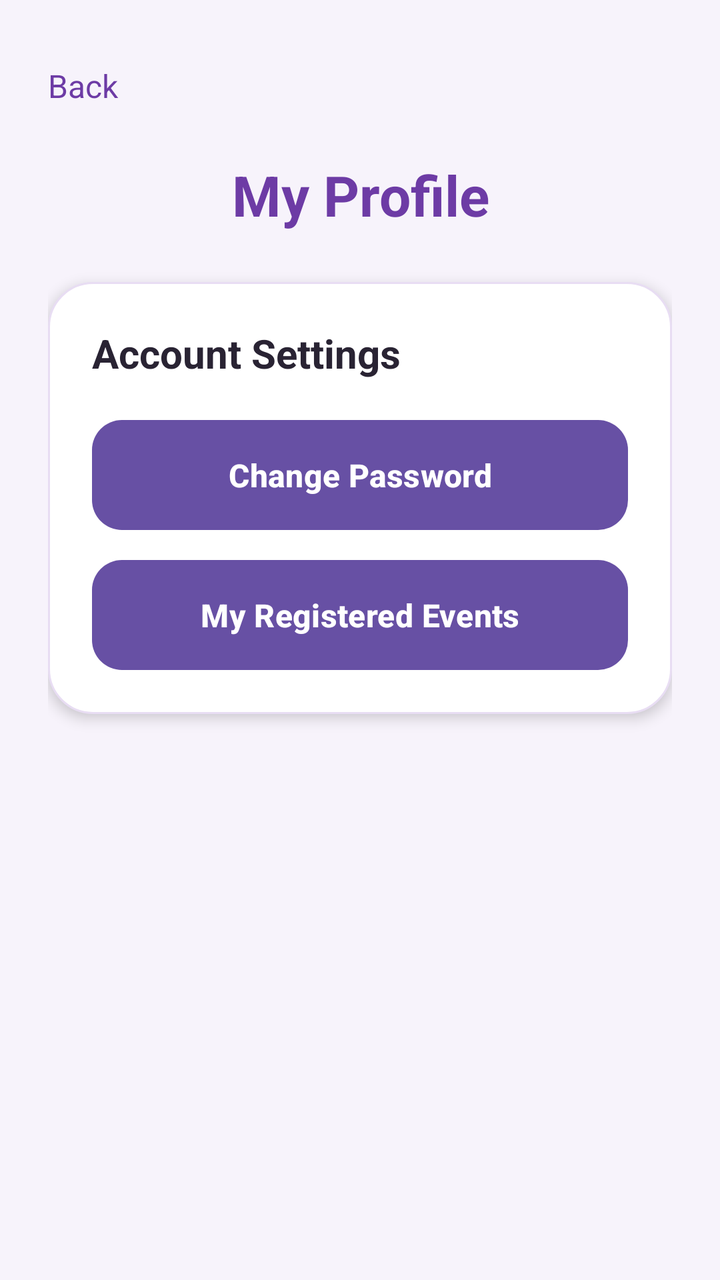
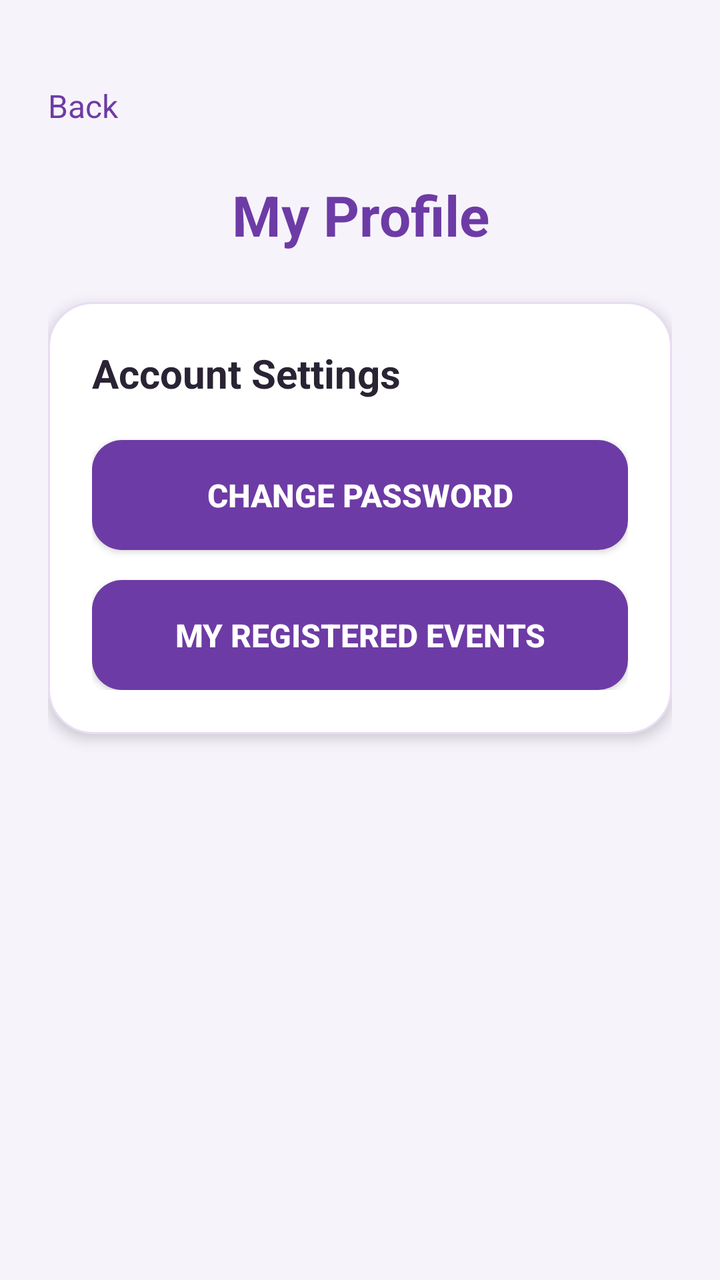

Screens rendered from an Android XML layout before and after an edit, with the pre-edit source and the edit as a unified diff.
<!-- AndroidManifest.xml: application theme Theme.FestiveHub -->
<!-- res/layout/activity_profile.xml -->
<?xml version="1.0" encoding="utf-8"?>
<ScrollView xmlns:android="http://schemas.android.com/apk/res/android"
    xmlns:tools="http://schemas.android.com/tools"
    android:layout_width="match_parent"
    android:layout_height="match_parent"
    android:background="#F7F3FB"
    android:fillViewport="true"
    android:scrollbars="none"
    tools:context=".ProfileActivity">

    <LinearLayout
        android:layout_width="match_parent"
        android:layout_height="match_parent"
        android:orientation="vertical"
        android:padding="24dp">

        <TextView
            android:id="@+id/txtbackprofile"
            android:layout_width="match_parent"
            android:layout_height="wrap_content"
            android:text="Back"
            android:textSize="16dp"
            android:textColor="#6D3BA5"
            android:layout_marginTop="8dp"
            android:layout_marginBottom="25dp">
        </TextView>

        <TextView
            android:layout_width="match_parent"
            android:layout_height="wrap_content"
            android:text="My Profile"
            android:textSize="28dp"
            android:textStyle="bold"
            android:textColor="#6D3BA5"
            android:gravity="center"
            android:layout_marginBottom="25dp">
        </TextView>

        <LinearLayout
            android:layout_width="match_parent"
            android:layout_height="wrap_content"
            android:orientation="vertical"
            android:background="@drawable/forgot_dialog_bg"
            android:padding="22dp"
            android:elevation="4dp">

            <TextView
                android:layout_width="match_parent"
                android:layout_height="wrap_content"
                android:text="Account Settings"
                android:textSize="20sp"
                android:textStyle="bold"
                android:textColor="#292333"
                android:layout_marginBottom="20dp">
            </TextView>

            <Button
                android:id="@+id/btnpchangepassword"
                android:layout_width="match_parent"
                android:layout_height="55dp"
                android:text="Change Password"
                android:textSize="16sp"
                android:textStyle="bold"
                android:textColor="#FFFFFF"
                android:background="@drawable/custom_button"
                android:backgroundTint="@null">
            </Button>

            <Button
                android:id="@+id/btnmyregisteredevents"
                android:layout_width="match_parent"
                android:layout_height="55dp"
                android:layout_marginTop="15dp"
                android:text="My Registered Events"
                android:textSize="16sp"
                android:textStyle="bold"
                android:textColor="#FFFFFF"
                android:background="@drawable/custom_button"
                android:backgroundTint="@null">
            </Button>

        </LinearLayout>
    </LinearLayout>
</ScrollView>
<!-- resources referenced by this layout -->
<resources>
  <!-- drawable custom_button (drawable) -->
  <?xml version="1.0" encoding="utf-8"?>
  <shape xmlns:android="http://schemas.android.com/apk/res/android"
      android:shape="rectangle">
      <solid android:color="#6D3BA5"/>
      <corners android:radius="15dp"/>
  </shape>
  <!-- drawable forgot_dialog_bg (drawable) -->
  <?xml version="1.0" encoding="utf-8"?>
  <shape xmlns:android="http://schemas.android.com/apk/res/android"
      android:shape="rectangle">
  
      <solid android:color="#FFFFFF"/>
      <corners android:radius="22dp"/>
      <stroke
          android:width="1dp"
          android:color="#E8DDF3"/>
  </shape>
  <style name="Theme.FestiveHub" parent="Base.Theme.FestiveHub" />
  <style name="Base.Theme.FestiveHub" parent="Theme.Material3.DayNight.NoActionBar">
          
          
      </style>
</resources>

<!-- the commit's change to res/layout/activity_profile.xml (unified diff, before → after) -->
@@ -12,6 +12,7 @@
         android:layout_width="match_parent"
         android:layout_height="match_parent"
         android:orientation="vertical"
+        android:layout_marginTop="10dp"
         android:padding="24dp">
 
         <TextView
@@ -54,7 +55,7 @@
                 android:layout_marginBottom="20dp">
             </TextView>
 
-            <Button
+            <androidx.appcompat.widget.AppCompatButton
                 android:id="@+id/btnpchangepassword"
                 android:layout_width="match_parent"
                 android:layout_height="55dp"
@@ -64,9 +65,9 @@
                 android:textColor="#FFFFFF"
                 android:background="@drawable/custom_button"
                 android:backgroundTint="@null">
-            </Button>
+            </androidx.appcompat.widget.AppCompatButton>
 
-            <Button
+            <androidx.appcompat.widget.AppCompatButton
                 android:id="@+id/btnmyregisteredevents"
                 android:layout_width="match_parent"
                 android:layout_height="55dp"
@@ -77,7 +78,7 @@
                 android:textColor="#FFFFFF"
                 android:background="@drawable/custom_button"
                 android:backgroundTint="@null">
-            </Button>
+            </androidx.appcompat.widget.AppCompatButton>
 
         </LinearLayout>
     </LinearLayout>
<!-- resource entries referenced after the edit -->
@@ -22,6 +22,8 @@
   <style name="Base.Theme.FestiveHub" parent="Theme.Material3.DayNight.NoActionBar">
           
           
+          <item name="android:statusBarColor">#F7F3FB</item>
+          <item name="android:windowLightStatusBar">true</item>
       </style>
 </resources>
 
